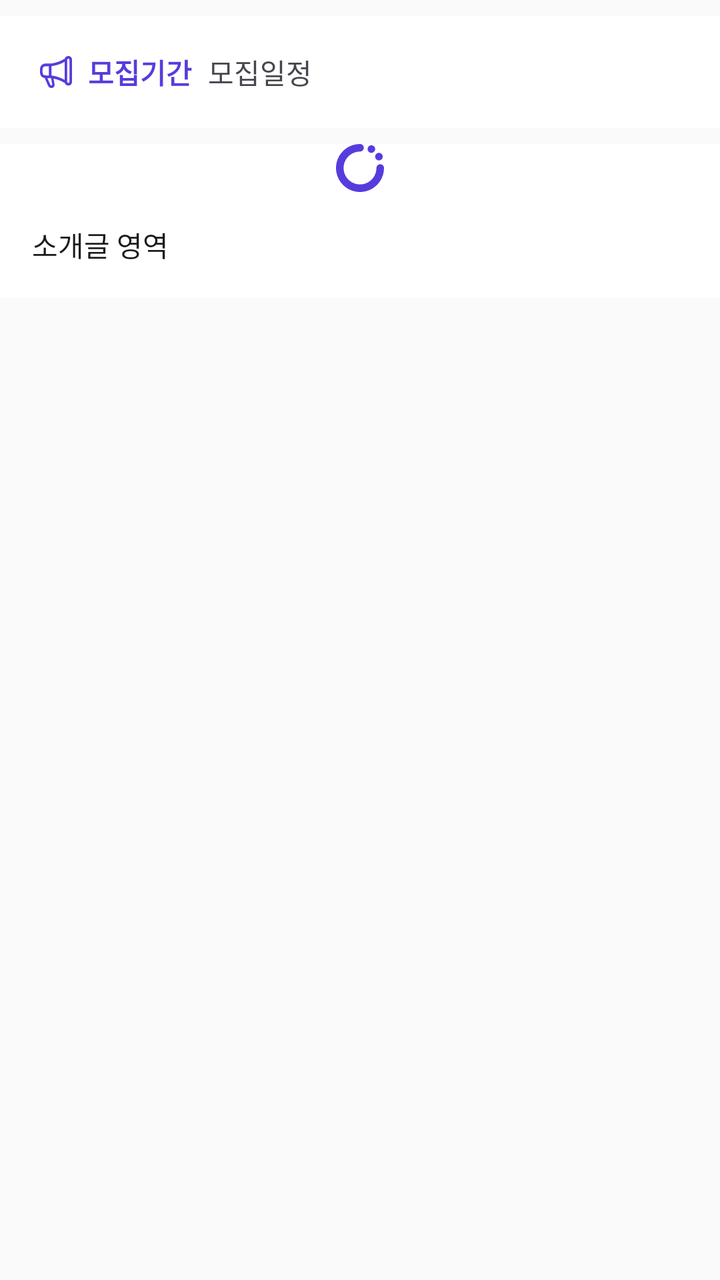
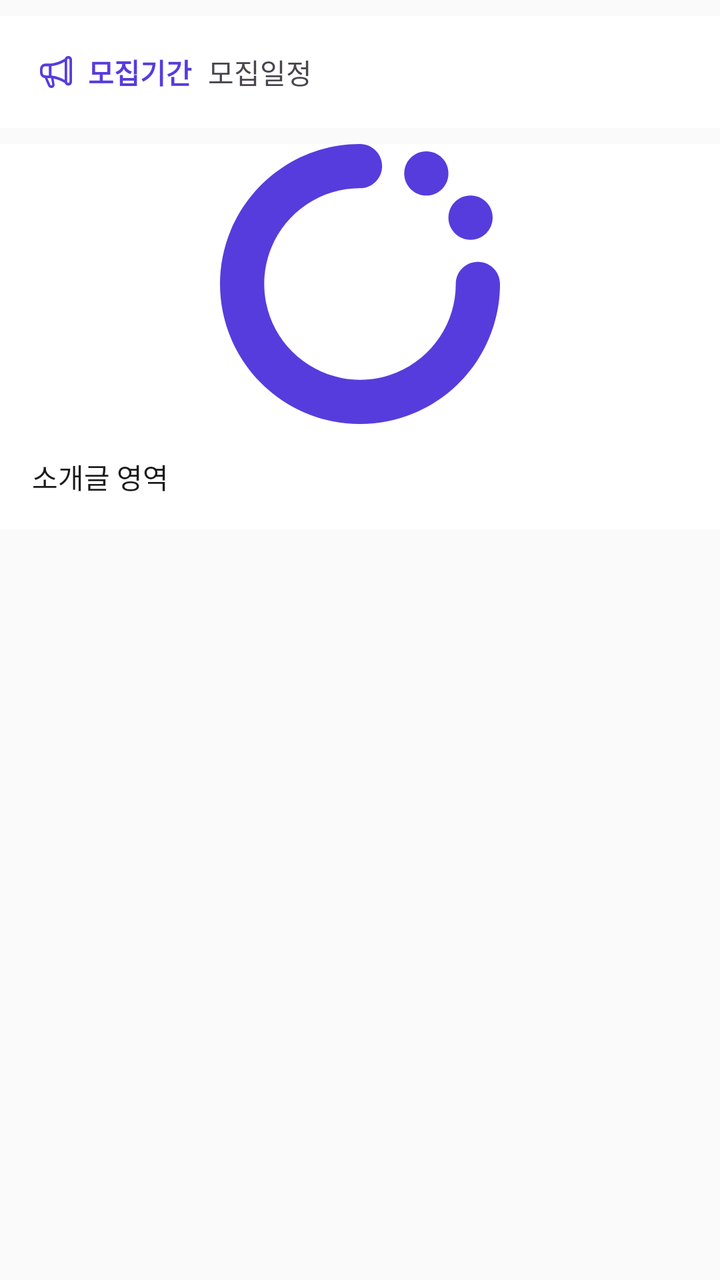

An Android layout rendered at two revisions. The XML below is the earlier revision; the diff shows what the commit changed to produce the second picture.
<!-- AndroidManifest.xml: application theme Theme.CircleOn -->
<!-- res/layout/fragment_circle_detail_introduction.xml -->
<?xml version="1.0" encoding="utf-8"?>
<androidx.core.widget.NestedScrollView xmlns:android="http://schemas.android.com/apk/res/android"
    xmlns:tools="http://schemas.android.com/tools"
    android:layout_width="match_parent"
    android:layout_height="match_parent"
    android:background="@color/grey_1"
    android:orientation="vertical"
    tools:context=".view.screen.home.CircleDetailIntroductionFragment">

    <androidx.appcompat.widget.LinearLayoutCompat
        android:layout_width="match_parent"
        android:layout_height="wrap_content"
        android:orientation="vertical">

        <androidx.appcompat.widget.LinearLayoutCompat
            android:layout_width="match_parent"
            android:layout_height="wrap_content"
            android:layout_marginTop="@dimen/margin_padding_small"
            android:padding="@dimen/margin_padding_large"
            android:orientation="horizontal"
            android:gravity="center_vertical"
            android:background="@color/white">

            <androidx.appcompat.widget.AppCompatImageView
                android:layout_width="wrap_content"
                android:layout_height="wrap_content"
                android:src="@drawable/ic_announcement"/>

            <androidx.appcompat.widget.AppCompatTextView
                android:layout_width="wrap_content"
                android:layout_height="wrap_content"
                android:layout_marginStart="@dimen/margin_padding_extremely_small"
                android:textAppearance="@style/default_bold_text"
                android:textColor="@color/purple_5"
                android:text="@string/text_recruitment_date"/>

            <androidx.appcompat.widget.AppCompatTextView
                android:id="@+id/txtRecruitmentDate"
                android:layout_width="wrap_content"
                android:layout_height="wrap_content"
                android:layout_marginStart="@dimen/margin_padding_small"
                android:text="모집일정"/>

        </androidx.appcompat.widget.LinearLayoutCompat>

        <androidx.appcompat.widget.AppCompatImageView
            android:id="@+id/imgCircleIntroduction"
            android:layout_width="match_parent"
            android:layout_height="wrap_content"
            android:layout_marginTop="@dimen/margin_padding_small"
            android:background="@color/white"
            android:src="@drawable/logo_main"/>

        <TextView
            android:id="@+id/txtCircleIntroductionContent"
            android:layout_width="match_parent"
            android:layout_height="wrap_content"
            android:padding="@dimen/margin_padding_large"
            android:textSize="@dimen/text_size_default"
            android:textColor="@color/grey_9"
            android:background="@color/white"
            android:text="소개글 영역"/>

    </androidx.appcompat.widget.LinearLayoutCompat>

</androidx.core.widget.NestedScrollView>
<!-- resources referenced by this layout -->
<resources>
  <color name="grey_1">#FAFAFA</color>
  <color name="grey_9">#1A1A1A</color>
  <color name="purple_5">#573CDD</color>
  <color name="white">#FFFFFFFF</color>
  <dimen name="margin_padding_extremely_small">4dp</dimen>
  <dimen name="margin_padding_large">16dp</dimen>
  <dimen name="margin_padding_small">8dp</dimen>
  <dimen name="text_size_default">14sp</dimen>
  <!-- drawable ic_announcement (drawable) -->
  <vector xmlns:android="http://schemas.android.com/apk/res/android"
      android:width="24dp"
      android:height="24dp"
      android:viewportWidth="24"
      android:viewportHeight="24">
    <path
        android:pathData="M4,11.953C4,13.741 4.83,14.803 6.382,15.033L7.914,18.622C8.305,19.548 8.852,20 9.668,20C10.728,20 11.491,19.189 11.261,17.918L10.789,15.291C12.698,15.686 14.622,16.425 16.396,17.509C16.639,18.284 17.294,18.787 18.151,18.787C19.237,18.787 20,17.976 20,16.813V5.974C20,4.811 19.237,4 18.151,4C17.274,4 16.606,4.531 16.376,5.342C14.291,6.656 11.625,7.517 9.5,7.761H7.037C5.066,7.761 4,8.86 4,10.884V11.953ZM17.577,16.813V5.974C17.577,5.615 17.807,5.364 18.151,5.364C18.488,5.364 18.718,5.615 18.718,5.974V16.813C18.718,17.172 18.488,17.423 18.151,17.423C17.807,17.423 17.577,17.172 17.577,16.813ZM9.709,13.748V9.089C12.078,8.788 14.325,8.07 16.295,6.893V15.951C14.284,14.746 12.057,14.049 9.709,13.748ZM7.037,13.712C5.782,13.712 5.282,13.21 5.282,11.953V10.884C5.282,9.628 5.782,9.125 7.037,9.125H8.427V13.712H7.037ZM9.115,18.241L7.712,15.076H9.459C9.48,15.076 9.507,15.083 9.534,15.083L10.087,18.091C10.161,18.471 9.959,18.715 9.655,18.715C9.385,18.715 9.257,18.564 9.115,18.241Z"
        android:fillColor="#573CDD"/>
  </vector>
  <string name="text_recruitment_date">모집기간</string>
  <style name="default_bold_text">
          <item name="android:textSize">@dimen/text_size_default</item>
          <item name="android:textFontWeight">600</item>
      </style>
  <style name="Theme.CircleOn" parent="Base.Theme.CircleOn" />v
  <style name="Base.Theme.CircleOn" parent="Theme.Material3.DayNight.NoActionBar">
          <item name="android:statusBarColor">@color/grey_3</item>
          <item name="actionOverflowMenuStyle">@style/pop_up_menu</item>
          <item name="popupMenuStyle">@style/pop_up_menu</item>
      </style>
  <color name="grey_3">#EBEBEB</color>
  <style name="pop_up_menu" parent="Widget.AppCompat.PopupMenu">
          <item name="android:popupBackground">@drawable/bg_overflow_menu</item>
          <item name="overlapAnchor">false</item>
          <item name="android:textAppearance">@style/pop_up_text</item>
          <item name="android:layout_width">48dp</item>
      </style>
  <!-- drawable bg_overflow_menu (drawable) -->
  <?xml version="1.0" encoding="utf-8"?>
  <shape xmlns:android="http://schemas.android.com/apk/res/android"
      android:shape="rectangle">
  
      <corners android:radius="@dimen/round_default"/>
      <stroke android:color="@color/grey_3"
          android:width="1dp" />
      <solid android:color="@color/white" />
  </shape>
  <style name="pop_up_text" parent="TextAppearance.AppCompat.Widget.PopupMenu.Small">
          <item name="android:textSize">@dimen/text_size_small</item>
          <item name="android:textColor">@color/grey_9</item>
      </style>
  <dimen name="round_default">8dp</dimen>
  <dimen name="text_size_small">12sp</dimen>
  <!-- unchanged entries left out for length: 1 -->
</resources>

<!-- the commit's change to res/layout/fragment_circle_detail_introduction.xml (unified diff, before → after) -->
@@ -46,7 +46,7 @@
         <androidx.appcompat.widget.AppCompatImageView
             android:id="@+id/imgCircleIntroduction"
             android:layout_width="match_parent"
-            android:layout_height="wrap_content"
+            android:layout_height="140dp"
             android:layout_marginTop="@dimen/margin_padding_small"
             android:background="@color/white"
             android:src="@drawable/logo_main"/>
